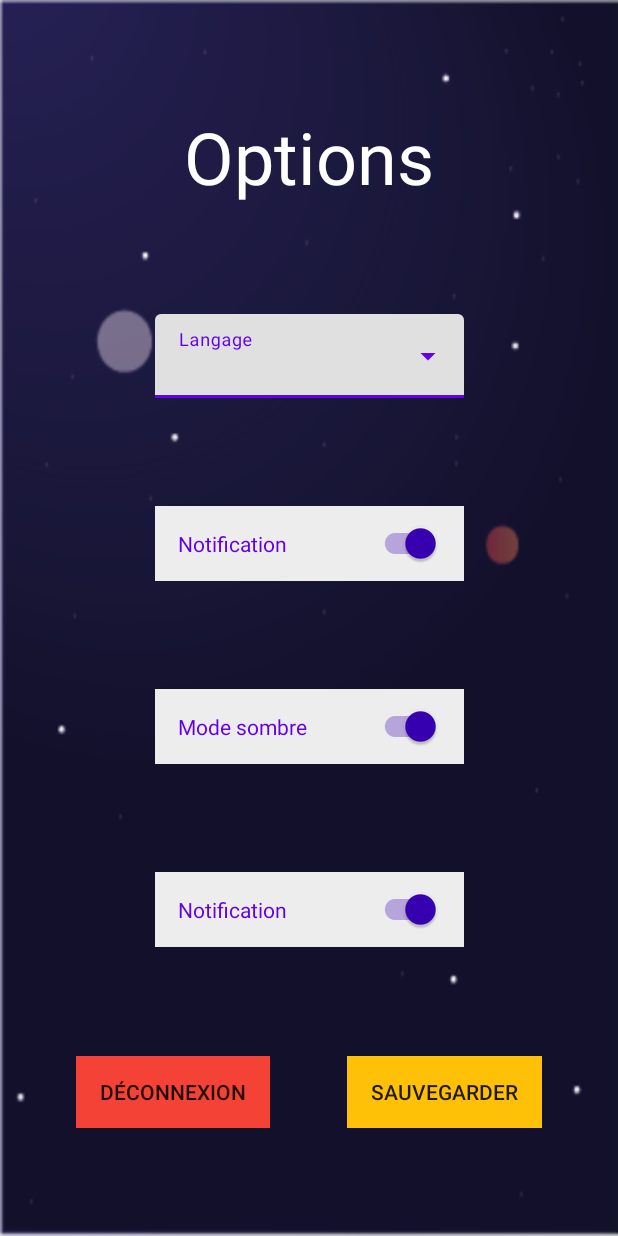
After one commit to nova-project-esgi/nova.mobile, an Android app: the ParametersActivity screen opened directly, with no data from a screen before it, on a phone screen of 412 x 824 dp. The commit adds this screen. Run offline under Robolectric (Android 15) with nearby library versions, the phone set to English and light mode, and no system bars.

Commit message:
[feat] init parametersActivity

```diff
--- a/app/src/main/AndroidManifest.xml
+++ b/app/src/main/AndroidManifest.xml
@@ -14,7 +14,8 @@
         android:roundIcon="@drawable/nova_logo"
         android:supportsRtl="true"
         android:theme="@style/AppTheme">
-        <activity android:name=".EventActivity"></activity>
+        <activity android:name=".ParametersActivity"></activity>
+        <activity android:name=".EventActivity" />
         <activity android:name=".LoginActivity">
             <intent-filter>
                 <action android:name="android.intent.action.MAIN" />
--- a/app/src/main/java/com/esgi/nova/DashboardActivity.kt
+++ b/app/src/main/java/com/esgi/nova/DashboardActivity.kt
@@ -55,6 +55,7 @@ class DashboardActivity : AppCompatActivity(), View.OnClickListener, AdapterView
 
         btn_to_leaderboard.setOnClickListener(this)
         btn_init_new_game.setOnClickListener(this)
+        btn_to_parameters.setOnClickListener(this)
     }
 
     private fun generateDifficulties() {
@@ -96,13 +97,12 @@ class DashboardActivity : AppCompatActivity(), View.OnClickListener, AdapterView
             val intent = Intent(this, LeaderBoardActivity::class.java)
             startActivity(intent)
         } else if (view == btn_init_new_game) {
-
             doAsync {
                 createGame.execute(getAllDetailedDifficulties.execute().first().id) // TEMP
                 EventActivity.startEventActivity(this@DashboardActivity)
-
             }
-
+        } else if (view == btn_to_parameters) {
+            ParametersActivity.startParametersActivity(this)
         }
     }
 
--- /dev/null
+++ b/app/src/main/java/com/esgi/nova/ParametersActivity.kt
@@ -0,0 +1,22 @@
+package com.esgi.nova
+
+import android.content.Context
+import android.content.Intent
+import androidx.appcompat.app.AppCompatActivity
+import android.os.Bundle
+
+class ParametersActivity : AppCompatActivity() {
+
+    companion object {
+        fun startParametersActivity(context: Context): Context {
+            val intent = Intent(context, ParametersActivity::class.java)
+            context.startActivity(intent)
+            return context
+        }
+    }
+
+    override fun onCreate(savedInstanceState: Bundle?) {
+        super.onCreate(savedInstanceState)
+        setContentView(R.layout.activity_parameters)
+    }
+}
--- a/app/src/main/res/layout/activity_dashboard.xml
+++ b/app/src/main/res/layout/activity_dashboard.xml
@@ -48,6 +48,7 @@
         app:layout_constraintStart_toStartOf="parent"
         app:layout_constraintEnd_toEndOf="parent"
         style="@style/Widget.MaterialComponents.TextInputLayout.FilledBox.ExposedDropdownMenu"
+        android:textColorHint="@color/colorPrimaryDark"
         android:layout_width="match_parent"
         android:layout_height="wrap_content"
         android:layout_marginStart="100dp"
@@ -74,6 +75,7 @@
         android:gravity="center"
         android:footerDividersEnabled = "false"
         android:headerDividersEnabled = "false"
+        android:background="@color/resourcesBackground"
         android:orientation="horizontal">
 
     </LinearLayout>
@@ -87,6 +89,8 @@
         app:layout_constraintBottom_toBottomOf="parent"
         app:layout_constraintStart_toStartOf="parent"
         app:layout_constraintEnd_toEndOf="parent"
+        android:paddingStart="16dp"
+        android:paddingEnd="16dp"
         android:background="@color/buttonColor"
         android:id="@+id/btn_init_new_game"
         android:text="@string/new_game" />
--- a/app/src/main/res/layout/activity_login.xml
+++ b/app/src/main/res/layout/activity_login.xml
@@ -68,6 +68,9 @@
         app:layout_constraintBottom_toBottomOf="parent"
         app:layout_constraintStart_toStartOf="parent"
         app:layout_constraintEnd_toEndOf="parent"
+        android:paddingStart="16dp"
+        android:paddingEnd="16dp"
+        android:background="@color/buttonColor"
         android:text="@string/connexion">
 
     </Button>
@@ -80,6 +83,9 @@
         app:layout_constraintBottom_toBottomOf="parent"
         app:layout_constraintStart_toStartOf="parent"
         app:layout_constraintEnd_toEndOf="parent"
+        android:paddingStart="16dp"
+        android:paddingEnd="16dp"
+        android:background="@color/buttonColor"
         android:text="@string/register"
         />
 
--- /dev/null
+++ b/app/src/main/res/layout/activity_parameters.xml
@@ -0,0 +1,161 @@
+<?xml version="1.0" encoding="utf-8"?>
+<androidx.constraintlayout.widget.ConstraintLayout xmlns:android="http://schemas.android.com/apk/res/android"
+    xmlns:app="http://schemas.android.com/apk/res-auto"
+    xmlns:tools="http://schemas.android.com/tools"
+    android:layout_width="match_parent"
+    android:layout_height="match_parent"
+    android:background="@drawable/simple_bg"
+    tools:context=".ParametersActivity">
+
+    <TextView
+        android:id="@+id/tv_option_title"
+        android:layout_width="wrap_content"
+        android:layout_height="wrap_content"
+        app:layout_constraintTop_toTopOf="parent"
+        app:layout_constraintBottom_toTopOf="@id/til_language_option"
+        app:layout_constraintStart_toStartOf="parent"
+        app:layout_constraintEnd_toEndOf="parent"
+        android:text="@string/to_parameters"
+        android:textColor="@color/textColor"
+        android:textSize="@android:dimen/app_icon_size" />
+
+    <androidx.constraintlayout.widget.Guideline
+        android:id="@+id/gl_left_option"
+        android:layout_width="wrap_content"
+        android:layout_height="wrap_content"
+        android:orientation="vertical"
+        app:layout_constraintGuide_percent="0.25"/>
+    <androidx.constraintlayout.widget.Guideline
+        android:id="@+id/gl_right_option"
+        android:layout_width="wrap_content"
+        android:layout_height="wrap_content"
+        android:orientation="vertical"
+        app:layout_constraintGuide_percent="0.75"/>
+
+    <com.google.android.material.textfield.TextInputLayout
+        android:id="@+id/til_language_option"
+        app:layout_constraintTop_toBottomOf="@id/tv_option_title"
+        app:layout_constraintBottom_toTopOf="@id/s_download_option"
+        app:layout_constraintStart_toEndOf="@id/gl_left_option"
+        app:layout_constraintEnd_toStartOf="@id/gl_right_option"
+        style="@style/Widget.MaterialComponents.TextInputLayout.FilledBox.ExposedDropdownMenu"
+        android:textColorHint="@color/colorPrimaryDark"
+
+        android:layout_height="wrap_content"
+        android:layout_width="0dp"
+
+        android:hint="@string/language">
+
+        <AutoCompleteTextView
+            android:id="@+id/tv_difficulty"
+            android:layout_width="match_parent"
+            android:layout_height="wrap_content"
+            android:inputType="none"
+            />
+
+    </com.google.android.material.textfield.TextInputLayout>
+
+
+    <com.google.android.material.switchmaterial.SwitchMaterial
+        android:id="@+id/s_download_option"
+
+        android:layout_height="wrap_content"
+        android:layout_width="0dp"
+        app:layout_constraintTop_toBottomOf="@id/til_language_option"
+        app:layout_constraintBottom_toTopOf="@id/s_dark_mode_option"
+        app:layout_constraintStart_toStartOf="@id/gl_left_option"
+        app:layout_constraintEnd_toEndOf="@id/gl_right_option"
+
+        app:useMaterialThemeColors="false"
+        android:padding="15dp"
+        android:background="@color/optionBtnBackground"
+        android:textColor="@color/colorPrimary"
+
+        android:checked="true"
+        android:text="@string/notification" />
+
+    <com.google.android.material.switchmaterial.SwitchMaterial
+        android:id="@+id/s_dark_mode_option"
+
+        android:layout_height="wrap_content"
+        android:layout_width="0dp"
+        app:layout_constraintTop_toBottomOf="@id/s_download_option"
+        app:layout_constraintBottom_toTopOf="@id/s_notification_option"
+        app:layout_constraintStart_toStartOf="@id/gl_left_option"
+        app:layout_constraintEnd_toEndOf="@id/gl_right_option"
+
+        app:useMaterialThemeColors="false"
+        android:padding="15dp"
+        android:background="@color/optionBtnBackground"
+        android:textColor="@color/colorPrimary"
+        android:checked="true"
+        android:text="@string/dark_mode"
+         />
+
+    <com.google.android.material.switchmaterial.SwitchMaterial
+        android:id="@+id/s_notification_option"
+
+        android:layout_height="wrap_content"
+        android:layout_width="0dp"
+        app:layout_constraintTop_toBottomOf="@id/s_dark_mode_option"
+        app:layout_constraintBottom_toTopOf="@id/ll_buttons_option"
+        app:layout_constraintStart_toStartOf="@id/gl_left_option"
+        app:layout_constraintEnd_toEndOf="@id/gl_right_option"
+        app:useMaterialThemeColors="false"
+
+        android:padding="15dp"
+        android:background="@color/optionBtnBackground"
+        android:textColor="@color/colorPrimary"
+        android:checked="true"
+        android:text="@string/notification"/>
+
+    <androidx.constraintlayout.widget.ConstraintLayout
+        android:id="@+id/ll_buttons_option"
+        android:layout_width="match_parent"
+        android:layout_height="wrap_content"
+        android:orientation="horizontal"
+        app:layout_constraintTop_toBottomOf="@id/s_notification_option"
+        app:layout_constraintBottom_toBottomOf="parent"
+        app:layout_constraintStart_toStartOf="parent"
+        app:layout_constraintEnd_toEndOf="parent"
+
+        >
+        <Button
+            android:layout_width="wrap_content"
+            android:layout_height="wrap_content"
+            android:id="@+id/btn_disconnect_option"
+
+            app:layout_constraintHorizontal_chainStyle="spread"
+            app:layout_constraintTop_toTopOf="parent"
+            app:layout_constraintBottom_toBottomOf="parent"
+            app:layout_constraintStart_toStartOf="parent"
+            app:layout_constraintEnd_toStartOf="@id/btn_save_option"
+
+            android:paddingStart="16dp"
+            android:paddingEnd="16dp"
+            android:background="@color/deleteColor"
+            android:text="@string/disconnection"/>
+
+        <Button
+            android:layout_width="wrap_content"
+            android:layout_height="wrap_content"
+            android:id="@+id/btn_save_option"
+
+            app:layout_constraintTop_toTopOf="parent"
+            app:layout_constraintBottom_toBottomOf="parent"
+            app:layout_constraintStart_toEndOf="@id/btn_disconnect_option"
+            app:layout_constraintEnd_toEndOf="parent"
+
+            android:paddingStart="16dp"
+            android:paddingEnd="16dp"
+            android:background="@color/buttonColor"
+            android:text="@string/save"/>
+
+
+
+    </androidx.constraintlayout.widget.ConstraintLayout>
+
+
+
+
+</androidx.constraintlayout.widget.ConstraintLayout>
--- a/app/src/main/res/layout/horizontal_list_resource.xml
+++ b/app/src/main/res/layout/horizontal_list_resource.xml
@@ -7,8 +7,7 @@
     android:layout_width="50dp"
     android:layout_height="100dp"
     android:layout_marginStart="15dp"
-    android:layout_marginEnd="15dp"
-    android:background="@color/leaderBoardItemColor">
+    android:layout_marginEnd="15dp">
 
     <TextView
         android:id="@+id/tv_resource_name"
--- a/app/src/main/res/values/colors.xml
+++ b/app/src/main/res/values/colors.xml
@@ -6,8 +6,11 @@
 
     <color name="backgroundColor">#303030</color>
     <color name="secondaryBackgroundColor">#6200EE</color>
+    <color name="resourcesBackground">#80303030</color>
+    <color name="optionBtnBackground">#EDEDED</color>
 
     <color name="buttonColor">#FFC107</color>
+    <color name="deleteColor">#F44336</color>
     <color name="textColor">#FFFFFF</color>
     <color name="secondaryTextColor">#A8A28E</color>
     <color name="sensitiveTextColor">#6200EE</color>
--- a/app/src/main/res/values/strings.xml
+++ b/app/src/main/res/values/strings.xml
@@ -20,4 +20,9 @@
     <string name="user_not_exist_msg">Username or password does not exist</string>
     <string name="network_not_available_msg">Network not available</string>
     <string name="user_have_to_re_auth_msg">you must re-auth to the game</string>
+    <string name="language">Langage</string>
+    <string name="notification">Notification</string>
+    <string name="dark_mode">Mode sombre</string>
+    <string name="disconnection">Déconnexion</string>
+    <string name="save">Sauvegarder</string>
 </resources>
--- a/app/src/main/res/values/styles.xml
+++ b/app/src/main/res/values/styles.xml
@@ -5,6 +5,15 @@
         <item name="colorPrimary">@color/colorPrimary</item>
         <item name="colorPrimaryDark">@color/colorPrimaryDark</item>
         <item name="colorAccent">@color/colorAccent</item>
+        <item name="switchStyle">@style/Widget.App.Switch</item>
+
     </style>
 
+    <style name="Widget.App.Switch" parent="Widget.MaterialComponents.CompoundButton.Switch">
+        <item name="materialThemeOverlay">@style/ThemeOverlay.App.Switch</item>
+    </style>
+
+    <style name="ThemeOverlay.App.Switch" parent="">
+        <item name="colorAccent">@color/colorPrimaryDark</item>
+    </style>
 </resources>
```
